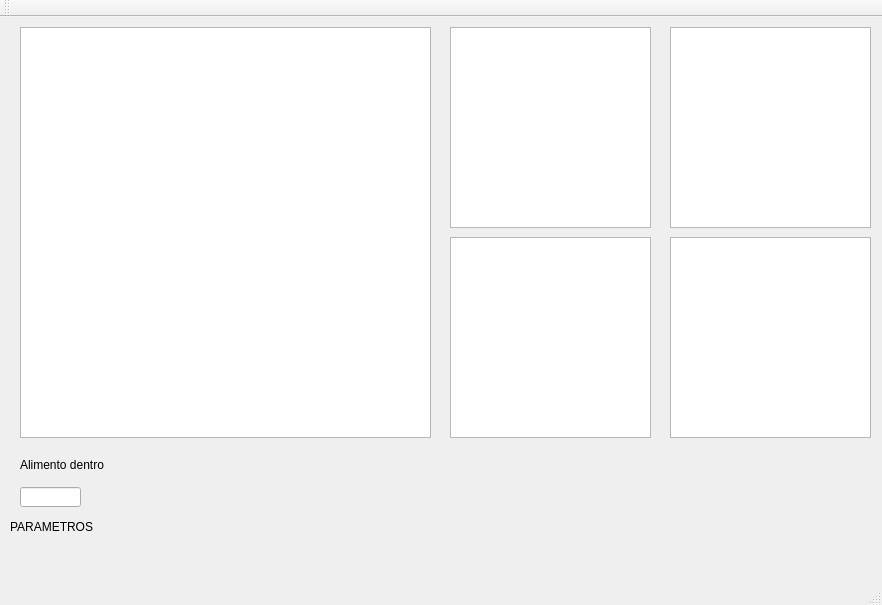
Above: maincontrol.ui from vultor33/BacteriaGraphic before the change. Below: the same form after it.
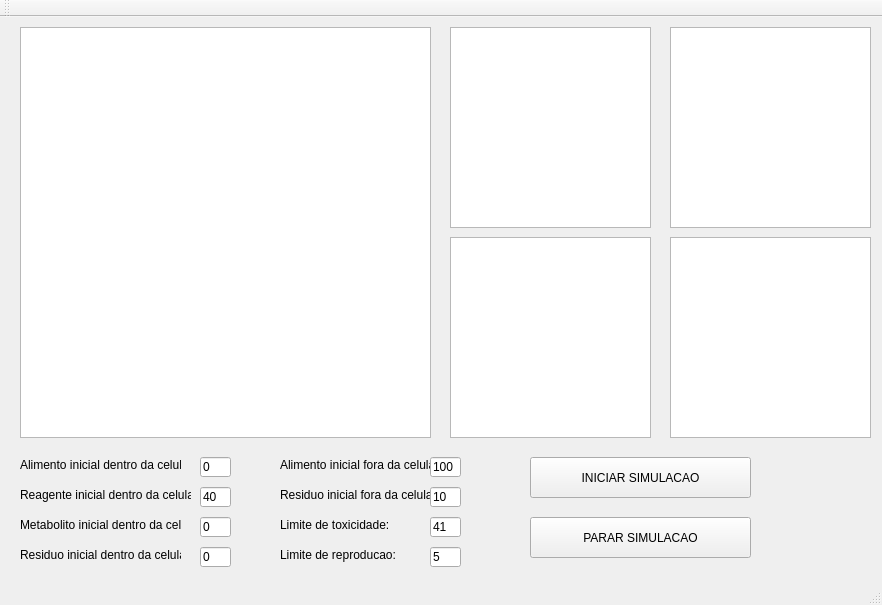
That is the form after the change.

Commit message: running all simultation

Diff of the .ui file:
```diff
--- a/maincontrol.ui
+++ b/maincontrol.ui
@@ -37,27 +37,14 @@
    <widget class="QLineEdit" name="lineEdit">
     <property name="geometry">
      <rect>
-      <x>20</x>
-      <y>470</y>
-      <width>61</width>
+      <x>200</x>
+      <y>440</y>
+      <width>31</width>
       <height>20</height>
      </rect>
     </property>
     <property name="text">
-     <string/>
-    </property>
-   </widget>
-   <widget class="QLabel" name="label">
-    <property name="geometry">
-     <rect>
-      <x>10</x>
-      <y>500</y>
-      <width>101</width>
-      <height>20</height>
-     </rect>
-    </property>
-    <property name="text">
-     <string>PARAMETROS</string>
+     <string>0</string>
     </property>
    </widget>
    <widget class="QLabel" name="label_2">
@@ -65,12 +52,12 @@
      <rect>
       <x>20</x>
       <y>440</y>
-      <width>91</width>
+      <width>161</width>
       <height>16</height>
      </rect>
     </property>
     <property name="text">
-     <string>Alimento dentro</string>
+     <string>Alimento inicial dentro da celula:</string>
     </property>
    </widget>
    <widget class="QPushButton" name="pushButton">
@@ -129,6 +116,214 @@
      </rect>
     </property>
    </widget>
+   <widget class="QLabel" name="label_3">
+    <property name="geometry">
+     <rect>
+      <x>20</x>
+      <y>470</y>
+      <width>171</width>
+      <height>16</height>
+     </rect>
+    </property>
+    <property name="text">
+     <string>Reagente inicial dentro da celula:</string>
+    </property>
+   </widget>
+   <widget class="QLabel" name="label_4">
+    <property name="geometry">
+     <rect>
+      <x>20</x>
+      <y>500</y>
+      <width>161</width>
+      <height>16</height>
+     </rect>
+    </property>
+    <property name="text">
+     <string>Metabolito inicial dentro da celula:</string>
+    </property>
+   </widget>
+   <widget class="QLabel" name="label_5">
+    <property name="geometry">
+     <rect>
+      <x>20</x>
+      <y>530</y>
+      <width>161</width>
+      <height>16</height>
+     </rect>
+    </property>
+    <property name="text">
+     <string>Residuo inicial dentro da celula:</string>
+    </property>
+   </widget>
+   <widget class="QLineEdit" name="lineEdit_2">
+    <property name="geometry">
+     <rect>
+      <x>200</x>
+      <y>470</y>
+      <width>31</width>
+      <height>20</height>
+     </rect>
+    </property>
+    <property name="text">
+     <string>40</string>
+    </property>
+   </widget>
+   <widget class="QLineEdit" name="lineEdit_3">
+    <property name="geometry">
+     <rect>
+      <x>200</x>
+      <y>500</y>
+      <width>31</width>
+      <height>20</height>
+     </rect>
+    </property>
+    <property name="text">
+     <string>0</string>
+    </property>
+   </widget>
+   <widget class="QLineEdit" name="lineEdit_4">
+    <property name="geometry">
+     <rect>
+      <x>200</x>
+      <y>530</y>
+      <width>31</width>
+      <height>20</height>
+     </rect>
+    </property>
+    <property name="text">
+     <string>0</string>
+    </property>
+   </widget>
+   <widget class="QLabel" name="label_6">
+    <property name="geometry">
+     <rect>
+      <x>280</x>
+      <y>440</y>
+      <width>161</width>
+      <height>16</height>
+     </rect>
+    </property>
+    <property name="text">
+     <string>Alimento inicial fora da celula:</string>
+    </property>
+   </widget>
+   <widget class="QLabel" name="label_7">
+    <property name="geometry">
+     <rect>
+      <x>280</x>
+      <y>470</y>
+      <width>161</width>
+      <height>16</height>
+     </rect>
+    </property>
+    <property name="text">
+     <string>Residuo inicial fora da celula:</string>
+    </property>
+   </widget>
+   <widget class="QLabel" name="label_8">
+    <property name="geometry">
+     <rect>
+      <x>280</x>
+      <y>500</y>
+      <width>161</width>
+      <height>16</height>
+     </rect>
+    </property>
+    <property name="text">
+     <string>Limite de toxicidade:</string>
+    </property>
+   </widget>
+   <widget class="QLabel" name="label_9">
+    <property name="geometry">
+     <rect>
+      <x>280</x>
+      <y>530</y>
+      <width>161</width>
+      <height>16</height>
+     </rect>
+    </property>
+    <property name="text">
+     <string>Limite de reproducao:</string>
+    </property>
+   </widget>
+   <widget class="QLineEdit" name="lineEdit_5">
+    <property name="geometry">
+     <rect>
+      <x>430</x>
+      <y>470</y>
+      <width>31</width>
+      <height>20</height>
+     </rect>
+    </property>
+    <property name="text">
+     <string>10</string>
+    </property>
+   </widget>
+   <widget class="QLineEdit" name="lineEdit_6">
+    <property name="geometry">
+     <rect>
+      <x>430</x>
+      <y>440</y>
+      <width>31</width>
+      <height>20</height>
+     </rect>
+    </property>
+    <property name="text">
+     <string>100</string>
+    </property>
+   </widget>
+   <widget class="QLineEdit" name="lineEdit_7">
+    <property name="geometry">
+     <rect>
+      <x>430</x>
+      <y>500</y>
+      <width>31</width>
+      <height>20</height>
+     </rect>
+    </property>
+    <property name="text">
+     <string>41</string>
+    </property>
+   </widget>
+   <widget class="QLineEdit" name="lineEdit_8">
+    <property name="geometry">
+     <rect>
+      <x>430</x>
+      <y>530</y>
+      <width>31</width>
+      <height>20</height>
+     </rect>
+    </property>
+    <property name="text">
+     <string>5</string>
+    </property>
+   </widget>
+   <widget class="QPushButton" name="startButton">
+    <property name="geometry">
+     <rect>
+      <x>530</x>
+      <y>440</y>
+      <width>221</width>
+      <height>41</height>
+     </rect>
+    </property>
+    <property name="text">
+     <string>INICIAR SIMULACAO</string>
+    </property>
+   </widget>
+   <widget class="QPushButton" name="killButton">
+    <property name="geometry">
+     <rect>
+      <x>530</x>
+      <y>500</y>
+      <width>221</width>
+      <height>41</height>
+     </rect>
+    </property>
+    <property name="text">
+     <string>PARAR SIMULACAO</string>
+    </property>
+   </widget>
   </widget>
   <widget class="QMenuBar" name="menuBar">
    <property name="geometry">
```
The commit also changes 2 other files.
